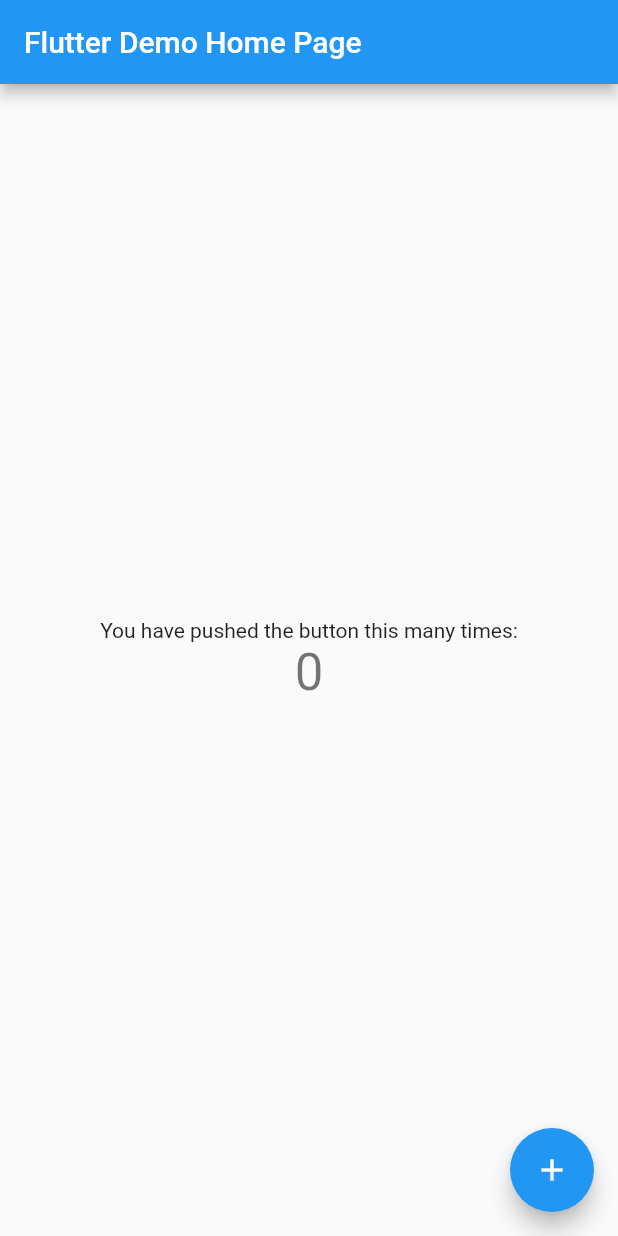
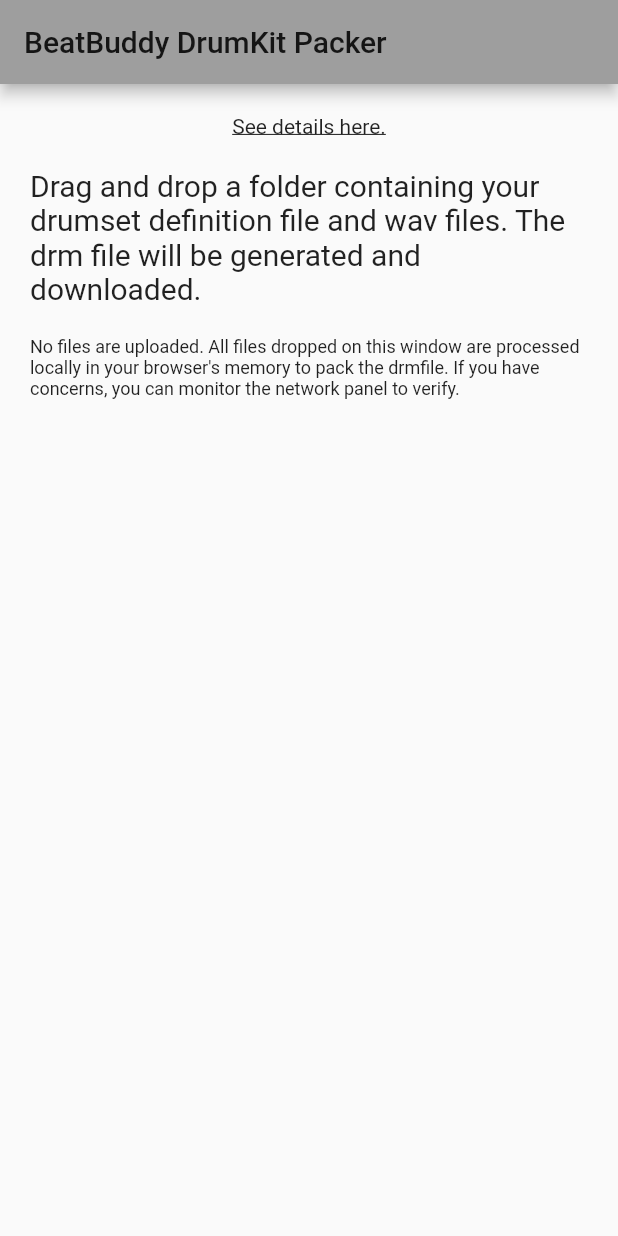
Before and after one commit to luigi-rosso/bbds_packer, a Flutter app: the screen it shows after launch, on a phone screen of 412 x 824 dp. Run offline on Flutter 3.47's test engine with Material 2 defaults, Android fonts, the phone set to English and light mode, and no system bars; our stand-ins replace args, yaml; missing offline and left inert: dart:html, dart:js; statements that could not run were skipped; project files that could hold a hidden picture were left out.

Commit message:
Getting web version working.

```diff
--- a/assets/circle_sample_kit.yaml
+++ b/assets/circle_sample_kit.yaml
@@ -8,7 +8,7 @@
     percussion: true
     volume: 90
     fillChoke: 3
-    fillChokeDelay: 2
+    fillChokeDelay: 1/8
     samples:
       20: circle_free_samples/BILLY KICK V8 - A.wav
       80: circle_free_samples/PILLOW KICK V5 - A.wav
@@ -20,7 +20,7 @@
     percussion: true
     volume: 0.9
     fillChoke: 3
-    fillChokeDelay: 2
+    fillChokeDelay: 1/4
     samples:
         22: circle_free_samples/BRONZE SNARE V8 - A.wav
         80: circle_free_samples/PUFF SNARE V5 - A.wav
--- a/bbds_packer/lib/drum_kit_packer.dart
+++ b/bbds_packer/lib/drum_kit_packer.dart
@@ -209,9 +209,6 @@
     writer.writeUint16(0x1700);
     _crc.add(writer.uint8Buffer);
     writer.writeUint32(_crc.value);
-
-    var file = File(filename);
-    file.writeAsBytesSync(writer.uint8Buffer);
     packedInstruments.forEach(writer.write);
     writer.write(_metadataInfoBuffer);
     writer.write(_extensionHeaderBuffer);
--- a/bbds_web/lib/main.dart
+++ b/bbds_web/lib/main.dart
@@ -1,7 +1,51 @@
+import 'dart:convert';
+import 'dart:html' as html;
+import 'dart:js' as js;
+import 'dart:typed_data';
+
+import 'package:bbds_packer/drum_kit.dart';
+import 'package:bbds_packer/drum_kit_packer.dart';
+import 'package:bbds_packer/file_io.dart';
+import 'package:flutter/foundation.dart';
 import 'package:flutter/material.dart';
+import 'package:yaml/yaml.dart';
 
 void main() {
+  js.context['filesDropped'] = (dynamic test) {
+    if (test is! js.JsArray) {
+      return;
+    }
+    List<DroppedFile> droppedFiles = [];
+    for (final item in test as js.JsArray) {
+      if (item is! js.JsObject) {
+        continue;
+      }
+      var object = item as js.JsObject;
+      var filename =
+          object['filename'] is String ? object['filename'] as String : null;
+      var bytes =
+          object['bytes'] is Uint8List ? object['bytes'] as Uint8List : null;
+      if (filename != null && bytes != null) {
+        droppedFiles.add(DroppedFile(filename, bytes));
+      }
+    }
+    filesDropped?.call(droppedFiles);
+  };
   runApp(MyApp());
+}
+
+DroppedFilesCallback filesDropped;
+
+typedef DroppedFilesCallback = void Function(Iterable<DroppedFile> files);
+
+class DroppedFile {
+  final String filename;
+  final Uint8List bytes;
+
+  DroppedFile(this.filename, this.bytes);
+
+  @override
+  String toString() => 'File: $filename ${bytes.length}';
 }
 
 class MyApp extends StatelessWidget {
@@ -9,105 +53,178 @@
   @override
   Widget build(BuildContext context) {
     return MaterialApp(
-      title: 'Flutter Demo',
+      title: 'BBds Packer',
       theme: ThemeData(
-        // This is the theme of your application.
-        //
-        // Try running your application with "flutter run". You'll see the
-        // application has a blue toolbar. Then, without quitting the app, try
-        // changing the primarySwatch below to Colors.green and then invoke
-        // "hot reload" (press "r" in the console where you ran "flutter run",
-        // or simply save your changes to "hot reload" in a Flutter IDE).
-        // Notice that the counter didn't reset back to zero; the application
-        // is not restarted.
-        primarySwatch: Colors.blue,
+        primarySwatch: Colors.grey,
       ),
-      home: MyHomePage(title: 'Flutter Demo Home Page'),
+      home: const MyHomePage(title: 'BeatBuddy DrumKit Packer'),
     );
   }
 }
 
 class MyHomePage extends StatefulWidget {
-  MyHomePage({Key key, this.title}) : super(key: key);
-
-  // This widget is the home page of your application. It is stateful, meaning
-  // that it has a State object (defined below) that contains fields that affect
-  // how it looks.
-
-  // This class is the configuration for the state. It holds the values (in this
-  // case the title) provided by the parent (in this case the App widget) and
-  // used by the build method of the State. Fields in a Widget subclass are
-  // always marked "final".
-
   final String title;
+  const MyHomePage({Key key, this.title}) : super(key: key);
 
   @override
   _MyHomePageState createState() => _MyHomePageState();
 }
 
-class _MyHomePageState extends State<MyHomePage> {
-  int _counter = 0;
+class WebFileIO extends FileIO {
+  final Iterable<DroppedFile> files;
 
-  void _incrementCounter() {
-    setState(() {
-      // This call to setState tells the Flutter framework that something has
-      // changed in this State, which causes it to rerun the build method below
-      // so that the display can reflect the updated values. If we changed
-      // _counter without calling setState(), then the build method would not be
-      // called again, and so nothing would appear to happen.
-      _counter++;
-    });
+  WebFileIO(this.files);
+
+  @override
+  Uint8List load(String filename) {
+    for (final file in files) {
+      if (file.filename == filename) {
+        return file.bytes;
+      }
+    }
+    return null;
   }
 
   @override
+  void save(String filename, Uint8List bytes) {
+    js.context.callMethod(
+      'saveAs',
+      <dynamic>[
+        html.Blob(
+          <dynamic>[bytes],
+        ),
+        filename,
+      ],
+    );
+  }
+}
+
+class _MyHomePageState extends State<MyHomePage> {
+  Iterable<DroppedFile> droppedFiles;
+  bool _isPacking = false;
+  String _error;
+
+  @override
   Widget build(BuildContext context) {
-    // This method is rerun every time setState is called, for instance as done
-    // by the _incrementCounter method above.
-    //
-    // The Flutter framework has been optimized to make rerunning build methods
-    // fast, so that you can just rebuild anything that needs updating rather
-    // than having to individually change instances of widgets.
     return Scaffold(
       appBar: AppBar(
-        // Here we take the value from the MyHomePage object that was created by
-        // the App.build method, and use it to set our appbar title.
         title: Text(widget.title),
       ),
-      body: Center(
-        // Center is a layout widget. It takes a single child and positions it
-        // in the middle of the parent.
+      body: Padding(
+        padding: const EdgeInsets.all(20),
         child: Column(
-          // Column is also a layout widget. It takes a list of children and
-          // arranges them vertically. By default, it sizes itself to fit its
-          // children horizontally, and tries to be as tall as its parent.
-          //
-          // Invoke "debug painting" (press "p" in the console, choose the
-          // "Toggle Debug Paint" action from the Flutter Inspector in Android
-          // Studio, or the "Toggle Debug Paint" command in Visual Studio Code)
-          // to see the wireframe for each widget.
-          //
-          // Column has various properties to control how it sizes itself and
-          // how it positions its children. Here we use mainAxisAlignment to
-          // center the children vertically; the main axis here is the vertical
-          // axis because Columns are vertical (the cross axis would be
-          // horizontal).
-          mainAxisAlignment: MainAxisAlignment.center,
-          children: <Widget>[
-            Text(
-              'You have pushed the button this many times:',
+          mainAxisAlignment: MainAxisAlignment.start,
+          children: [
+            GestureDetector(
+              onTap: () {
+                js.context.callMethod(
+                  'travel',
+                  <dynamic>[
+                    'https://github.com/luigi-rosso/bbds_packer',
+                  ],
+                );
+              },
+              child: const Text(
+                'See details here.',
+                style: TextStyle(
+                  fontSize: 14,
+                  decoration: TextDecoration.underline,
+                ),
+              ),
             ),
-            Text(
-              '$_counter',
-              style: Theme.of(context).textTheme.headline4,
-            ),
+            const SizedBox(height: 20),
+            _error != null
+                ? Text(
+                    _error,
+                    style: const TextStyle(
+                      fontSize: 20,
+                    ),
+                  )
+                : _isPacking
+                    ? const Text(
+                        'Packing...',
+                        style: TextStyle(
+                          fontSize: 20,
+                        ),
+                      )
+                    : const Text(
+                        'Drag and drop a folder containing your drumset '
+                        'definition file and wav files. The drm file will be '
+                        'generated and downloaded.',
+                        style: TextStyle(
+                          fontSize: 20,
+                        ),
+                      ),
+            const SizedBox(height: 20),
+            const Text(
+              'No files are uploaded. All files dropped on this window are '
+              'processed locally in your browser\'s memory to pack the drm'
+              'file. If you have concerns, you can monitor the network panel '
+              'to verify.',
+              style: TextStyle(
+                fontSize: 12,
+              ),
+            )
           ],
         ),
       ),
-      floatingActionButton: FloatingActionButton(
-        onPressed: _incrementCounter,
-        tooltip: 'Increment',
-        child: Icon(Icons.add),
-      ), // This trailing comma makes auto-formatting nicer for build methods.
     );
   }
+
+  @override
+  void initState() {
+    filesDropped = (files) async {
+      setState(() {
+        droppedFiles = files;
+        _error = null;
+        _isPacking = true;
+      });
+
+      await Future<bool>.delayed(
+          const Duration(milliseconds: 20), () => _packFiles(files));
+
+      setState(() {
+        _isPacking = false;
+      });
+    };
+    super.initState();
+  }
+
+  Future<bool> _packFiles(Iterable<DroppedFile> files) async {
+    for (final file in files) {
+      if (file.filename.endsWith('.yaml')) {
+        String pathTo = '';
+        String filename = file.filename;
+        if (filename.lastIndexOf('/') != -1) {
+          var lastSlash = filename.lastIndexOf('/');
+          pathTo = filename.substring(0, lastSlash + 1);
+          filename = filename.substring(lastSlash + 1);
+        }
+        String outFilename;
+        if (filename.lastIndexOf('.') != -1) {
+          var lastDot = filename.lastIndexOf('.');
+          outFilename = filename.substring(0, lastDot);
+          outFilename += '.drm';
+        } else {
+          outFilename = '$filename.drm';
+        }
+
+        var yaml = const Utf8Decoder().convert(file.bytes);
+        dynamic data = loadYaml(yaml);
+        if (data is YamlMap) {
+          var io = WebFileIO(files);
+          var kit = Drumkit(data);
+          await kit.loadSamples(io, pathTo);
+
+          var packer = DrumkitPacker(kit);
+          packer.write(io, '$outFilename');
+          return true;
+        }
+        _error = 'Bad formatting in yaml file.';
+        return false;
+      }
+    }
+    _error = 'Failed to find valid yaml file.';
+    return false;
+  }
 }
```
Also changed, not shown: bbds_packer/lib/drum_kit.dart (+17 -1 lines), 7 other files.
